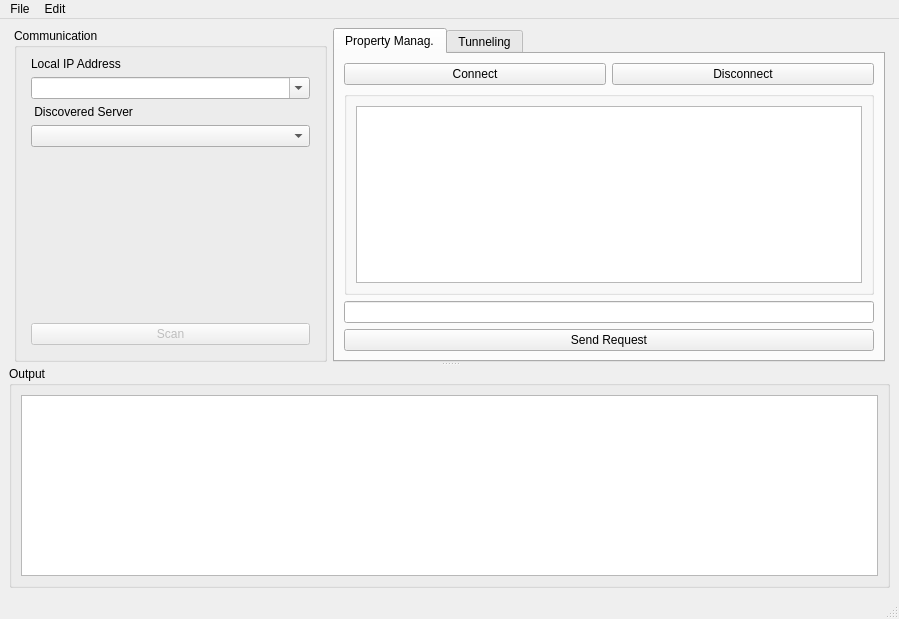
Qt form examples/knx/knxeditor/mainwindow.ui (qt/qtknx) before a commit.
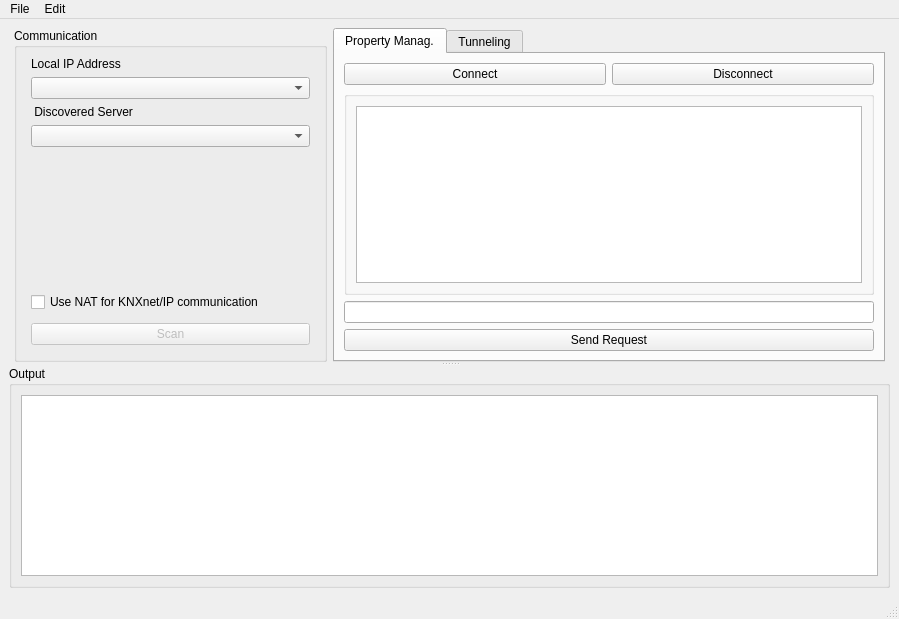
The same form after that commit.

Commit message: Extend example: Description label, NAT support, small cleanup

```diff
--- a/examples/knx/knxeditor/mainwindow.ui
+++ b/examples/knx/knxeditor/mainwindow.ui
@@ -55,7 +55,7 @@
              <item>
               <widget class="QComboBox" name="localIpBox">
                <property name="editable">
-                <bool>true</bool>
+                <bool>false</bool>
                </property>
                <property name="currentText">
                 <string/>
@@ -85,6 +85,13 @@
                </property>
               </spacer>
              </item>
+             <item>
+              <widget class="QCheckBox" name="checkboxNat">
+               <property name="text">
+                <string>Use NAT for KNXnet/IP communication</string>
+               </property>
+              </widget>
+             </item>
             </layout>
            </item>
            <item>
```
Left out of the diff: 15 changed lines with no effect on the pictures. The commit also changes 2 other files.
